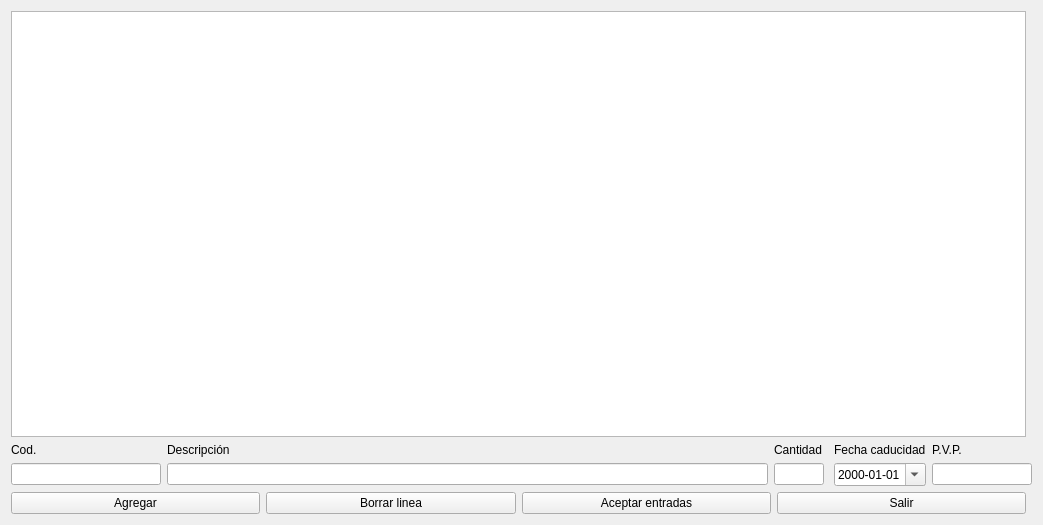
Old version of the form entradamercancia.ui in the repository Ladis72/tienda.
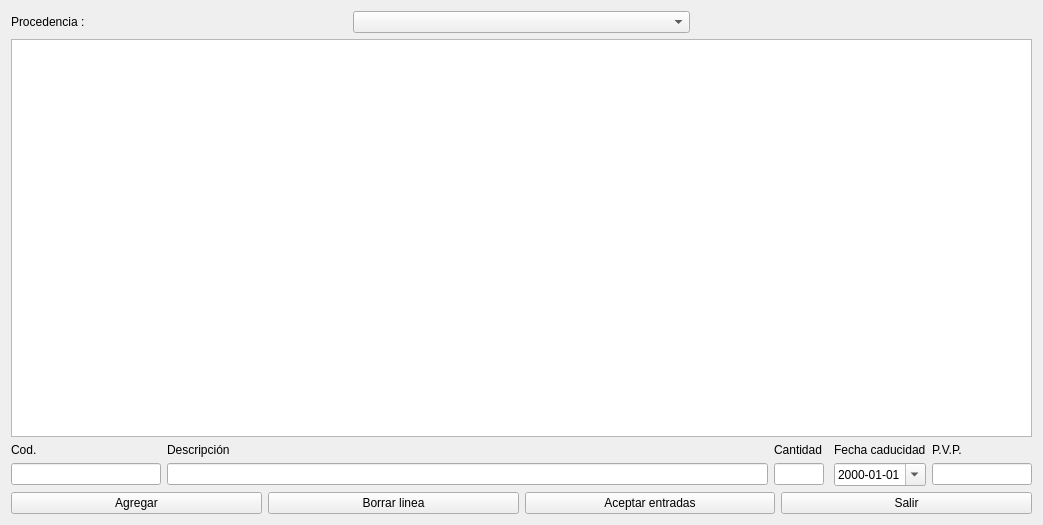
New version of the form.

What changed in the file:
```diff
--- a/entradamercancia.ui
+++ b/entradamercancia.ui
@@ -15,9 +15,19 @@
   </property>
   <layout class="QGridLayout" name="gridLayout_2">
    <item row="0" column="0">
+    <widget class="QLabel" name="label_6">
+     <property name="text">
+      <string>Procedencia :</string>
+     </property>
+    </widget>
+   </item>
+   <item row="0" column="1">
+    <widget class="QComboBox" name="comboBoxProcedencia"/>
+   </item>
+   <item row="1" column="0" colspan="3">
     <widget class="QTableView" name="tableView"/>
    </item>
-   <item row="1" column="0" colspan="2">
+   <item row="2" column="0" colspan="3">
     <layout class="QGridLayout" name="gridLayout">
      <item row="0" column="0">
       <widget class="QLabel" name="label">
@@ -108,7 +118,7 @@
      </item>
     </layout>
    </item>
-   <item row="2" column="0">
+   <item row="3" column="0" colspan="3">
     <layout class="QHBoxLayout" name="horizontalLayout">
      <item>
       <widget class="QPushButton" name="pushButtonAgregarLinea">
```
